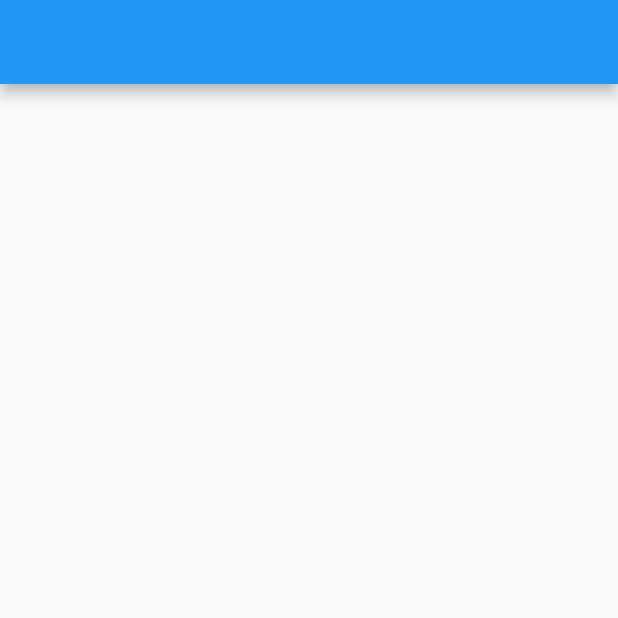
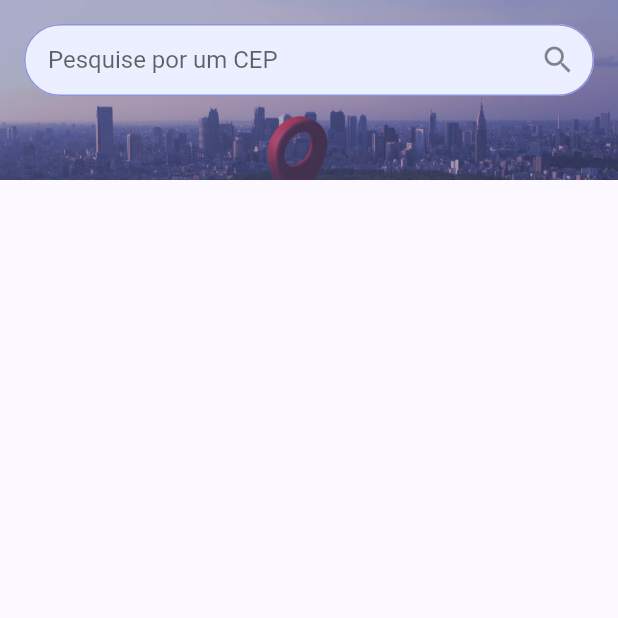
Before and after one commit to HenriqueFelixDev/consulta-cep-dio, a Flutter app: the screen it shows after launch, on a phone screen of 412 x 824 dp, the top half of it. Run offline on Flutter 3.47's test engine with Material 2 defaults, Android fonts, the phone set to English and light mode, and no system bars; our stand-ins replace dio, flutter_dotenv, google_fonts, parse_server_sdk_flutter; network calls fail; Roboto replaces fonts that are missing (Mukta).

Commit message:
feat: implement cep search page

```diff
--- a/lib/app_widget.dart
+++ b/lib/app_widget.dart
@@ -1,15 +1,34 @@
 import 'package:flutter/material.dart';
+import 'package:provider/provider.dart';
 
+import 'datasources/cep/cep_datasource.dart';
+import 'datasources/cep/cep_datasource_impl.dart';
+import 'datasources/cep/cep_datasource_proxy.dart';
 import 'pages/search/cep_search_page.dart';
+import 'repositories/cep/cep_repository.dart';
+import 'styles/app_theme.dart';
 
 class AppWidget extends StatelessWidget {
   const AppWidget({super.key});
 
   @override
   Widget build(BuildContext context) {
-    return const MaterialApp(
+    return MaterialApp(
       title: 'Consulta CEP',
-      home: CepSearchPage()
+      theme: AppTheme.light(),
+      home: MultiProvider(
+        providers: [
+          Provider<CepDatasource>(
+            create: (_) => CepDatasourceProxy(
+              cepDatasource: CepDatasourceImpl(),
+            ),
+          ),
+          Provider<CepRepository>(
+            create: (context) => CepRepository(cepDatasource: context.read()),
+          ),
+        ],
+        child: const CepSearchPage(),
+      ),
     );
   }
 }
--- /dev/null
+++ b/lib/datasources/cep/cep_datasource.dart
@@ -0,0 +1,9 @@
+
+import '../../models/cep_model.dart';
+
+abstract interface class CepDatasource {
+  Future<String> createCep(CepModel cep);
+  Future<void> updateCep(CepModel cep);
+  Future<List<CepModel>> searchCeps(String search);
+  Future<void> deleteCep(String id);
+}
--- /dev/null
+++ b/lib/datasources/cep/cep_datasource_impl.dart
@@ -0,0 +1,42 @@
+import 'package:parse_server_sdk_flutter/parse_server_sdk_flutter.dart';
+
+import '../../models/cep_model.dart';
+import 'cep_datasource.dart';
+
+class CepDatasourceImpl implements CepDatasource {
+  @override
+  Future<String> createCep(CepModel cep) async {
+    final parseCep = cep.toParseObject(false);
+    final response = await parseCep.save();
+
+    if (response.success) {
+      return parseCep.objectId!;
+    }
+
+    throw Exception('Não foi possível salvar o cep');
+  }
+
+  @override
+  Future<void> updateCep(CepModel cep) async {
+    await cep.toParseObject().update();
+  }
+
+  @override
+  Future<void> deleteCep(String id) async {
+    await ParseObject('Cep').delete(id: id);
+  }
+
+  @override
+  Future<List<CepModel>> searchCeps(String search) async {
+    final queryBuilder = QueryBuilder(ParseObject('Cep'))
+      ..whereContains('cep', search);
+
+    final response = await queryBuilder.query();
+
+    if (response.results == null) return [];
+
+    return response.results!.map((result) {
+      return CepModel.fromMap((result as ParseObject).toJson());
+    }).toList();
+  }
+}
--- /dev/null
+++ b/lib/datasources/cep/cep_datasource_proxy.dart
@@ -0,0 +1,53 @@
+import 'package:dio/dio.dart';
+
+import 'cep_datasource.dart';
+import '../../models/cep_model.dart';
+
+class CepDatasourceProxy implements CepDatasource {
+  final CepDatasource _cepDatasource;
+
+  const CepDatasourceProxy({
+    required CepDatasource cepDatasource,
+  }) : _cepDatasource = cepDatasource;
+
+  @override
+  Future<String> createCep(CepModel cep) {
+    return _cepDatasource.createCep(cep);
+  }
+
+  @override
+  Future<void> updateCep(CepModel cep) {
+    return _cepDatasource.updateCep(cep);
+  }
+
+  @override
+  Future<void> deleteCep(String id) {
+    return _cepDatasource.deleteCep(id);
+  }
+
+  @override
+  Future<List<CepModel>> searchCeps(String search) async {
+    final datasourceResults = await _cepDatasource.searchCeps(search);
+
+    if (datasourceResults.isNotEmpty) {
+      return datasourceResults;
+    }
+
+    final searchIsFullCep = RegExp(r'^\d{8}$').hasMatch(search);
+
+    if (!searchIsFullCep) {
+      return [];
+    }
+
+    final cep = await _getCepFromAPI(search);
+
+    final createdId = await createCep(cep);
+
+    return [cep.copyWith(id: createdId)];
+  }
+
+  Future<CepModel> _getCepFromAPI(String cep) async {
+    final httpResponse = await Dio().get('https://viacep.com.br/ws/$cep/json/');
+    return CepModel.fromMap(httpResponse.data);
+  }
+}
--- /dev/null
+++ b/lib/models/cep_model.dart
@@ -0,0 +1,153 @@
+import 'dart:convert';
+
+import 'package:parse_server_sdk_flutter/parse_server_sdk_flutter.dart';
+
+class CepModel {
+  final String id;
+  final String cep;
+  final String logradouro;
+  final String complemento;
+  final String bairro;
+  final String localidade;
+  final String uf;
+  final String ibge;
+  final String gia;
+  final String ddd;
+  final String siafi;
+
+  const CepModel({
+    required this.id,
+    required this.cep,
+    required this.logradouro,
+    required this.complemento,
+    required this.bairro,
+    required this.localidade,
+    required this.uf,
+    required this.ibge,
+    required this.gia,
+    required this.ddd,
+    required this.siafi,
+  });
+
+  CepModel copyWith({
+    String? id,
+    String? cep,
+    String? logradouro,
+    String? complemento,
+    String? bairro,
+    String? localidade,
+    String? uf,
+    String? ibge,
+    String? gia,
+    String? ddd,
+    String? siafi,
+  }) {
+    return CepModel(
+      id: id ?? this.id,
+      cep: cep ?? this.cep,
+      logradouro: logradouro ?? this.logradouro,
+      complemento: complemento ?? this.complemento,
+      bairro: bairro ?? this.bairro,
+      localidade: localidade ?? this.localidade,
+      uf: uf ?? this.uf,
+      ibge: ibge ?? this.ibge,
+      gia: gia ?? this.gia,
+      ddd: ddd ?? this.ddd,
+      siafi: siafi ?? this.siafi,
+    );
+  }
+
+  ParseObject toParseObject([bool includeId = true]) {
+    final object = ParseObject('Cep')
+      ..set('cep', cep)
+      ..set('logradouro', logradouro)
+      ..set('complemento', complemento)
+      ..set('bairro', bairro)
+      ..set('localidade', localidade)
+      ..set('uf', uf)
+      ..set('ibge', ibge)
+      ..set('gia', gia)
+      ..set('ddd', ddd)
+      ..set('siafi', siafi);
+
+    if (includeId) {
+      object.objectId = id;
+    }
+
+    return object;
+  }
+
+  Map<String, dynamic> toMap() {
+    return <String, dynamic>{
+      'id': id,
+      'cep': cep,
+      'logradouro': logradouro,
+      'complemento': complemento,
+      'bairro': bairro,
+      'localidade': localidade,
+      'uf': uf,
+      'ibge': ibge,
+      'gia': gia,
+      'ddd': ddd,
+      'siafi': siafi,
+    };
+  }
+
+  factory CepModel.fromMap(Map<String, dynamic> map) {
+    return CepModel(
+      id: map['id'] != null ? map['id'] as String : '',
+      cep: (map['cep'] as String).replaceAll(RegExp('[^0-9]'), ''),
+      logradouro: map['logradouro'] as String,
+      complemento: map['complemento'] as String,
+      bairro: map['bairro'] as String,
+      localidade: map['localidade'] as String,
+      uf: map['uf'] as String,
+      ibge: map['ibge'] as String,
+      gia: map['gia'] as String,
+      ddd: map['ddd'] as String,
+      siafi: map['siafi'] as String,
+    );
+  }
+
+  String toJson() => json.encode(toMap());
+
+  factory CepModel.fromJson(String source) => CepModel.fromMap(json.decode(source) as Map<String, dynamic>);
+
+  @override
+  String toString() {
+    return 'CepModel(id: $id, cep: $cep, logradouro: $logradouro, complemento: $complemento, bairro: $bairro, localidade: $localidade, uf: $uf, ibge: $ibge, gia: $gia, ddd: $ddd, siafi: $siafi)';
+  }
+
+  @override
+  bool operator ==(covariant CepModel other) {
+    if (identical(this, other)) return true;
+
+    return
+      other.id == id &&
+      other.cep == cep &&
+      other.logradouro == logradouro &&
+      other.complemento == complemento &&
+      other.bairro == bairro &&
+      other.localidade == localidade &&
+      other.uf == uf &&
+      other.ibge == ibge &&
+      other.gia == gia &&
+      other.ddd == ddd &&
+      other.siafi == siafi;
+  }
+
+  @override
+  int get hashCode {
+    return id.hashCode ^
+      cep.hashCode ^
+      logradouro.hashCode ^
+      complemento.hashCode ^
+      bairro.hashCode ^
+      localidade.hashCode ^
+      uf.hashCode ^
+      ibge.hashCode ^
+      gia.hashCode ^
+      ddd.hashCode ^
+      siafi.hashCode;
+  }
+}
--- /dev/null
+++ b/lib/pages/search/cep_search_controller.dart
@@ -0,0 +1,40 @@
+import 'package:flutter/material.dart';
+
+import '../../models/cep_model.dart';
+import '../../repositories/cep/cep_repository.dart';
+
+class CepSearchController extends ChangeNotifier {
+  final CepRepository _cepRepository;
+
+  CepSearchController({
+    required CepRepository cepRepository,
+  }) : _cepRepository = cepRepository;
+
+  String _search = '';
+  String get search => _search;
+  set search(String value) => _search = value;
+
+  List<CepModel> _ceps = [];
+  List<CepModel> get ceps => _ceps;
+
+  bool _isLoading = false;
+  bool get isLoading => _isLoading;
+
+  String? _error;
+  String? get error => _error;
+
+  Future<void> searchCeps() async {
+    try {
+      _isLoading = true;
+      _error = null;
+      notifyListeners();
+
+      _ceps = await _cepRepository.searchCeps(_search);
+    } catch (e) {
+      _error = 'Não foi possível consultar o CEP';
+    } finally {
+      _isLoading = false;
+      notifyListeners();
+    }
+  }
+}
--- a/lib/pages/search/cep_search_page.dart
+++ b/lib/pages/search/cep_search_page.dart
@@ -1,15 +1,91 @@
 import 'package:flutter/material.dart';
+import 'package:provider/provider.dart';
+
+import '../../widgets/widgets.dart';
+import 'cep_search_controller.dart';
 
 class CepSearchPage extends StatelessWidget {
   const CepSearchPage({super.key});
 
   @override
   Widget build(BuildContext context) {
-    return Scaffold(
-      appBar: AppBar(
-        title: const Text(''),
-      ),
-      body: Container(),
+    return ChangeNotifierProvider(
+      create: (context) =>
+          CepSearchController(cepRepository: context.read())..searchCeps(),
+      child: const _CepSearchView(),
     );
   }
 }
+
+class _CepSearchView extends StatelessWidget {
+  const _CepSearchView();
+
+  @override
+  Widget build(BuildContext context) {
+    final controller = context.watch<CepSearchController>();
+
+    Widget body;
+
+    if (controller.isLoading) {
+      body = const Center(child: CircularProgressIndicator());
+    } else {
+      body = ListView.builder(
+        padding: const EdgeInsets.all(16.0),
+        itemCount: controller.ceps.length,
+        itemBuilder: (_, index) => CepCard(cep: controller.ceps[index]),
+      );
+    }
+
+    return Scaffold(
+      body: SafeArea(
+        child: NestedScrollView(
+          floatHeaderSlivers: true,
+          headerSliverBuilder: (_, __) => [
+            const SliverToBoxAdapter(child: _CepSearchHeader()),
+          ],
+          body: body,
+        ),
+      ),
+    );
+  }
+}
+
+class _CepSearchHeader extends StatelessWidget {
+  const _CepSearchHeader();
+
+  @override
+  Widget build(BuildContext context) {
+    final controller = context.read<CepSearchController>();
+
+    return Container(
+      padding: const EdgeInsets.all(16.0),
+      height: 120.0,
+      decoration: BoxDecoration(
+        image: DecorationImage(
+          image: const AssetImage('assets/images/location.jpg'),
+          fit: BoxFit.cover,
+          alignment: const Alignment(0.0, -0.7),
+          colorFilter: ColorFilter.mode(
+            Theme.of(context).colorScheme.primary,
+            BlendMode.overlay,
+          ),
+          opacity: 0.5,
+        ),
+      ),
+      child: TextField(
+        onChanged: (value) => controller.search = value,
+        decoration: InputDecoration(
+          filled: true,
+          fillColor: const Color(0xFFEBEFFF),
+          suffixIcon: IconButton(
+            onPressed: () {
+              controller.searchCeps();
+            },
+            icon: const Icon(Icons.search),
+          ),
+          hintText: 'Pesquise por um CEP',
+        ),
+      ),
+    );
+  }
+}
--- /dev/null
+++ b/lib/repositories/cep/cep_repository.dart
@@ -0,0 +1,26 @@
+import '../../datasources/cep/cep_datasource.dart';
+import '../../models/cep_model.dart';
+
+class CepRepository {
+  final CepDatasource _cepDatasource;
+
+  const CepRepository({
+    required CepDatasource cepDatasource,
+  }) : _cepDatasource = cepDatasource;
+
+  Future<String> createCep(CepModel cep) {
+     return _cepDatasource.createCep(cep);
+  }
+
+  Future<void> updateCep(CepModel cep) {
+    return _cepDatasource.createCep(cep);
+  }
+
+  Future<List<CepModel>> searchCeps(String search) {
+    return _cepDatasource.searchCeps(search);
+  }
+
+  Future<void> deleteCep(String id) {
+    return _cepDatasource.deleteCep(id);
+  }
+}
--- /dev/null
+++ b/lib/styles/app_theme.dart
@@ -0,0 +1,23 @@
+import 'package:flutter/material.dart';
+import 'package:google_fonts/google_fonts.dart';
+
+class AppTheme {
+  const AppTheme._();
+
+  static ThemeData light() {
+    final defaultInputBorder = OutlineInputBorder(
+      borderRadius: BorderRadius.circular(100.0),
+      borderSide: const BorderSide(color: Color(0xFF8A93DC)),
+    );
+
+    return ThemeData(
+      colorSchemeSeed: const Color(0xFF2637CD),
+      textTheme: GoogleFonts.muktaTextTheme(),
+      inputDecorationTheme: InputDecorationTheme(
+        contentPadding: const EdgeInsets.symmetric(horizontal: 16.0),
+        enabledBorder: defaultInputBorder,
+        border: defaultInputBorder,
+      ),
+    );
+  }
+}
--- /dev/null
+++ b/lib/widgets/cep_card.dart
@@ -0,0 +1,44 @@
+import 'package:flutter/material.dart';
+
+import '../models/cep_model.dart';
+
+class CepCard extends StatelessWidget {
+  final CepModel cep;
+
+  const CepCard({super.key, required this.cep});
+
+  @override
+  Widget build(BuildContext context) {
+    final textTheme = Theme.of(context).textTheme;
+
+    final logradouro = cep.logradouro.isEmpty ? '' : '${cep.logradouro} - ';
+    final bairro = cep.bairro.isEmpty ? '' : '${cep.bairro} - ';
+
+    final address = '$logradouro'
+        '$bairro'
+        '${cep.localidade}/${cep.uf} - DDD ${cep.ddd}';
+
+    return Card(
+      shape: RoundedRectangleBorder(
+        borderRadius: BorderRadius.circular(20.0),
+        side: const BorderSide(color: Color(0xFFF0F0F0)),
+      ),
+      child: Padding(
+        padding: const EdgeInsets.all(16.0),
+        child: Column(
+          crossAxisAlignment: CrossAxisAlignment.start,
+          children: [
+            Text(cep.cep, style: textTheme.titleLarge),
+            const SizedBox(height: 8.0),
+            Text(address),
+            if (cep.complemento.isNotEmpty)
+              Text(
+                cep.complemento,
+                style: const TextStyle(color: Color(0xFF505050)),
+              ),
+          ],
+        ),
+      ),
+    );
+  }
+}
--- /dev/null
+++ b/lib/widgets/widgets.dart
@@ -0,0 +1 @@
+export 'cep_card.dart';
--- a/pubspec.yaml
+++ b/pubspec.yaml
@@ -12,6 +12,8 @@ dependencies:
   parse_server_sdk_flutter: ^7.0.0
   dio: ^5.3.3
   provider: ^6.0.5
+  google_fonts: ^4.0.4
+  flutter_dotenv: ^5.1.0
 
 dev_dependencies:
   flutter_test:
@@ -20,3 +22,7 @@ dev_dependencies:
 
 flutter:
   uses-material-design: true
+
+  assets:
+    - assets/images/
+    - .env
```
Also changed, not shown: lib/main.dart (+18 -1 lines), assets/images/location.jpg (added), pubspec.lock, 2 other files.
